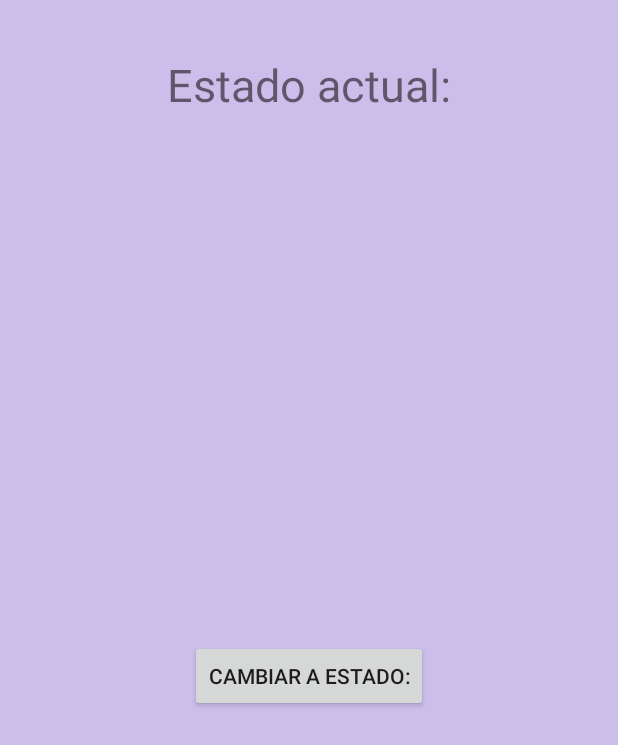
After one commit to martinakarszensztejn/obligatorioandroidbios, an Android app: the layout activity_transportation_status_update_activity.xml on its own in the app's theme, with its tools: preview values and no code run, on a phone screen of 412 x 824 dp. The commit adds this screen. Shown: the top 745 px of the screen. Run offline under Robolectric (Android 15) with nearby library versions, the light colour scheme and no system bars; network calls fail; Roboto replaces fonts that are not available here.

Commit message:
Base de datos para datos sin conexion y Activity de update de estado.
Base de datos es ahora utilizada para guardar las Simple Transportations y mostrarlas siempre y cuando no haya conexión. Se presenta un glitch que solo muestra los 3 primeros pedidos si no hay conexión. Fix pendiente.
WIP : Activity que sirve para cambiar de estado el pedido. Deberá hacer conexión con API.

```diff
--- a/app/src/main/java/com/martina/obligatoriov0_1/broadcastReceivers/ConnectionBroadcastReceiver.java
+++ b/app/src/main/java/com/martina/obligatoriov0_1/broadcastReceivers/ConnectionBroadcastReceiver.java
@@ -34,7 +34,7 @@ public class ConnectionBroadcastReceiver extends BroadcastReceiver {
 
 
     }
-    private boolean isNetworkAvailable(Context contexto) {
+    public static boolean isNetworkAvailable(Context contexto) {
         ConnectivityManager connectivityManager = (ConnectivityManager) contexto.getSystemService(Context.CONNECTIVITY_SERVICE);
         NetworkInfo activeNetworkInfo = connectivityManager.getActiveNetworkInfo();
         return activeNetworkInfo != null && activeNetworkInfo.isConnected();
--- /dev/null
+++ b/app/src/main/res/layout/activity_transportation_status_update_activity.xml
@@ -0,0 +1,32 @@
+<?xml version="1.0" encoding="utf-8"?>
+<androidx.constraintlayout.widget.ConstraintLayout xmlns:android="http://schemas.android.com/apk/res/android"
+    xmlns:app="http://schemas.android.com/apk/res-auto"
+    xmlns:tools="http://schemas.android.com/tools"
+    android:layout_width="match_parent"
+    android:layout_height="match_parent"
+    android:background="@color/colorBackground"
+    tools:context=".Transportation_status_update_activity">
+
+    <TextView
+        android:id="@+id/texto_lindo"
+        android:layout_width="wrap_content"
+        android:layout_height="wrap_content"
+        android:layout_marginTop="36dp"
+        android:text="@string/estado_actual"
+        android:textSize="30sp"
+        app:layout_constraintEnd_toEndOf="parent"
+        app:layout_constraintStart_toStartOf="parent"
+        app:layout_constraintTop_toTopOf="parent" />
+
+    <Button
+        android:id="@+id/boton_lindo"
+        android:layout_width="wrap_content"
+        android:layout_height="wrap_content"
+        android:text="@string/boton_update"
+        app:layout_constraintBottom_toBottomOf="parent"
+        app:layout_constraintEnd_toEndOf="parent"
+        app:layout_constraintStart_toStartOf="parent"
+
+        app:layout_constraintTop_toBottomOf="@+id/texto_lindo" />
+
+</androidx.constraintlayout.widget.ConstraintLayout>
--- a/app/src/main/res/values/colors.xml
+++ b/app/src/main/res/values/colors.xml
@@ -7,4 +7,5 @@
     <color name="colorActionBar">#321364</color>
     <color name="colorNegro">#000000</color>
     <color name="colorRVHub0">#E68EAF</color>
+    <color name="colorFABDetalle">#3C4141</color>
 </resources>
--- a/app/src/main/res/values/strings.xml
+++ b/app/src/main/res/values/strings.xml
@@ -35,4 +35,9 @@
     <string name="errorFatalDeConexion">Ha ocurrido un error fatal obteniendo los datos del servidor. Por favor revise su conexión y reinténtelo</string>
     <string name="title_activity_mapa_general">Mapa General</string>
     <string name="reminder">Presione el pedido para ver sus detalles y trabajar con él, mantenga presionada la lista para ver el mapa de pedidos.</string>
+    <string name="nohayconexion">Su dispositivo no posee conexión a internet. Se procederá a usar datos locales si es posible.</string>
+    <string name="estado_actual">Estado actual:</string>
+    <string name="boton_update">Cambiar a estado:</string>
+    <string name="pedido_finalizado">Pedido Finalizado</string>
+
 </resources>
```
Also changed, not shown: app/src/main/AndroidManifest.xml (+6 -12 lines), app/src/main/java/com/martina/obligatoriov0_1/DetalleActivity.java (+13 -0 lines), app/src/main/java/com/martina/obligatoriov0_1/HubActivity.java (+32 -13 lines), app/src/main/java/com/martina/obligatoriov0_1/Transportation_status_update_activity.java (added, +48 -0 lines), app/src/main/java/com/martina/obligatoriov0_1/adapters/HubAdapter.java (+12 -6 lines), app/src/main/java/com/martina/obligatoriov0_1/asincrono/DatabaseSetter.java (added, +38 -0 lines), app/src/main/java/com/martina/obligatoriov0_1/broadcastReceivers/HubBroadcastReceiver.java (+33 -0 lines), app/src/main/java/com/martina/obligatoriov0_1/constantes/Constantes.java (+7 -0 lines), app/src/main/java/com/martina/obligatoriov0_1/database/stDatabase.java (+8 -14 lines), app/src/main/java/com/martina/obligatoriov0_1/metodos/MetodosHub.java (+57 -4 lines), app/src/main/java/com/martina/obligatoriov0_1/objetos/AuxiliarDatabaseBundle.java (added, +44 -0 lines), app/src/main/res/layout/activity_detalle.xml (+13 -0 lines), 1 other file.
